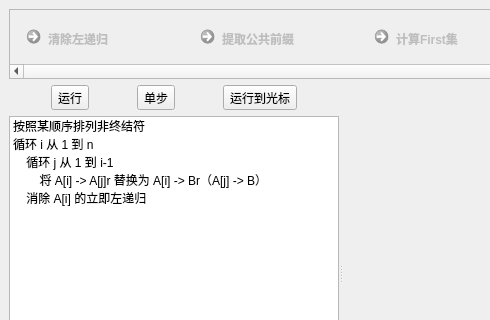
Qt form cpp/main/src/demo_ll_window.ui (chushi0/graduation-project) before a commit; both pictures show x 0 to 490 and y 0 to 320 of the 738 by 492 pixel window.
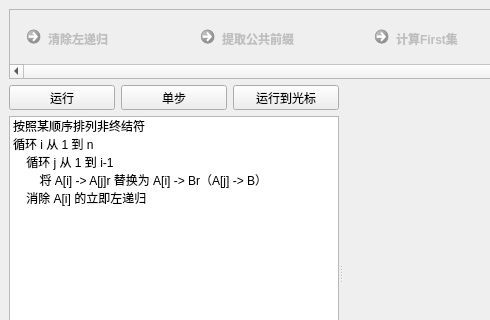
The same form after that commit. Custom widgets are drawn as their Qt base class.

Diff of the .ui file:
```diff
--- a/cpp/main/src/demo_ll_window.ui
+++ b/cpp/main/src/demo_ll_window.ui
@@ -147,6 +147,12 @@
             <layout class="QHBoxLayout" name="horizontalLayout_2">
              <item>
               <widget class="QToolButton" name="toolButton_2">
+               <property name="sizePolicy">
+                <sizepolicy hsizetype="Expanding" vsizetype="Fixed">
+                 <horstretch>0</horstretch>
+                 <verstretch>0</verstretch>
+                </sizepolicy>
+               </property>
                <property name="text">
                 <string>运行</string>
                </property>
@@ -154,6 +160,12 @@
              </item>
              <item>
               <widget class="QToolButton" name="toolButton">
+               <property name="sizePolicy">
+                <sizepolicy hsizetype="Expanding" vsizetype="Fixed">
+                 <horstretch>0</horstretch>
+                 <verstretch>0</verstretch>
+                </sizepolicy>
+               </property>
                <property name="text">
                 <string>单步</string>
                </property>
@@ -161,6 +173,12 @@
              </item>
              <item>
               <widget class="QToolButton" name="toolButton_3">
+               <property name="sizePolicy">
+                <sizepolicy hsizetype="Expanding" vsizetype="Fixed">
+                 <horstretch>0</horstretch>
+                 <verstretch>0</verstretch>
+                </sizepolicy>
+               </property>
                <property name="text">
                 <string>运行到光标</string>
                </property>
```
Left out of the diff: 2 changed lines with no effect on the pictures.
